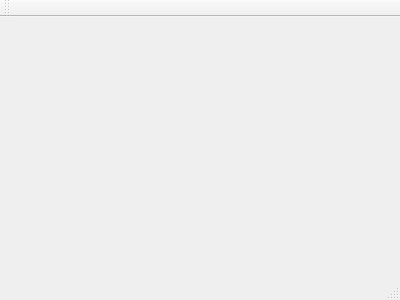
foltanyi/rpi_smartHome, file mainwindow.ui: the form before one commit.
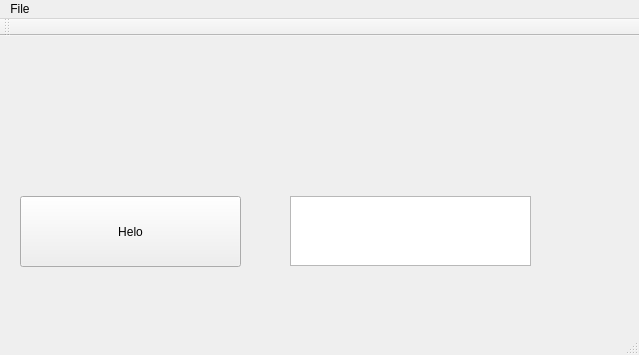
The form after the commit.

What changed in the file:
```diff
--- a/mainwindow.ui
+++ b/mainwindow.ui
@@ -1,24 +1,69 @@
 <ui version="4.0">
  <class>MainWindow</class>
- <widget class="QMainWindow" name="MainWindow" >
-  <property name="geometry" >
+ <widget class="QMainWindow" name="MainWindow">
+  <property name="geometry">
    <rect>
     <x>0</x>
     <y>0</y>
-    <width>400</width>
-    <height>300</height>
+    <width>639</width>
+    <height>355</height>
    </rect>
   </property>
   <property name="windowTitle" >
    <string>MainWindow</string>
   </property>
-  <widget class="QMenuBar" name="menuBar" />
-  <widget class="QToolBar" name="mainToolBar" />
-  <widget class="QWidget" name="centralWidget" />
-  <widget class="QStatusBar" name="statusBar" />
+  <widget class="QWidget" name="centralWidget">
+   <widget class="QPushButton" name="pushButton">
+    <property name="geometry">
+     <rect>
+      <x>20</x>
+      <y>160</y>
+      <width>221</width>
+      <height>71</height>
+     </rect>
+    </property>
+    <property name="text">
+     <string>Helo</string>
+    </property>
+   </widget>
+   <widget class="QTextEdit" name="textEdit">
+    <property name="geometry">
+     <rect>
+      <x>290</x>
+      <y>160</y>
+      <width>241</width>
+      <height>70</height>
+     </rect>
+    </property>
+   </widget>
+  </widget>
+  <widget class="QMenuBar" name="menuBar">
+   <property name="geometry">
+    <rect>
+     <x>0</x>
+     <y>0</y>
+     <width>639</width>
+     <height>22</height>
+    </rect>
+   </property>
+   <widget class="QMenu" name="menuFile">
+    <property name="title">
+     <string>File</string>
+    </property>
+   </widget>
+   <addaction name="menuFile"/>
+  </widget>
+  <widget class="QToolBar" name="mainToolBar">
+   <attribute name="toolBarArea">
+    <enum>TopToolBarArea</enum>
+   </attribute>
+   <attribute name="toolBarBreak">
+    <bool>false</bool>
+   </attribute>
+  </widget>
+  <widget class="QStatusBar" name="statusBar"/>
  </widget>
- <layoutDefault spacing="6" margin="11" />
- <pixmapfunction></pixmapfunction>
+ <layoutdefault spacing="6" margin="11"/>
  <resources/>
  <connections/>
 </ui>
```
Left out of the diff: 6 changed lines with no effect on the pictures.
